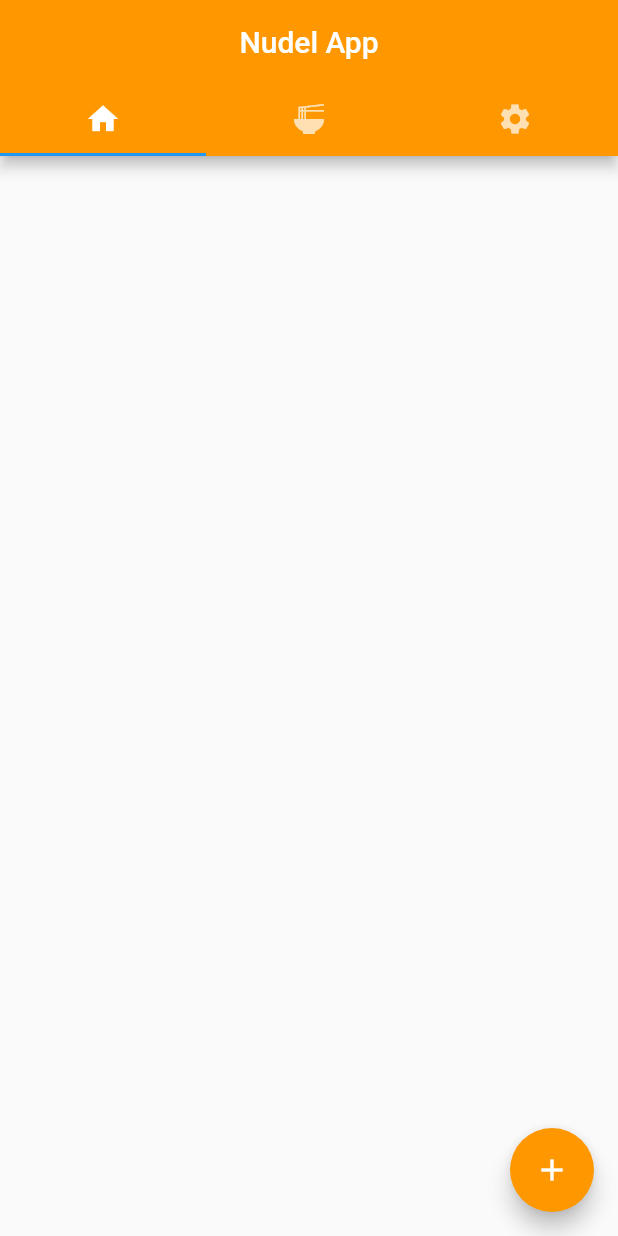
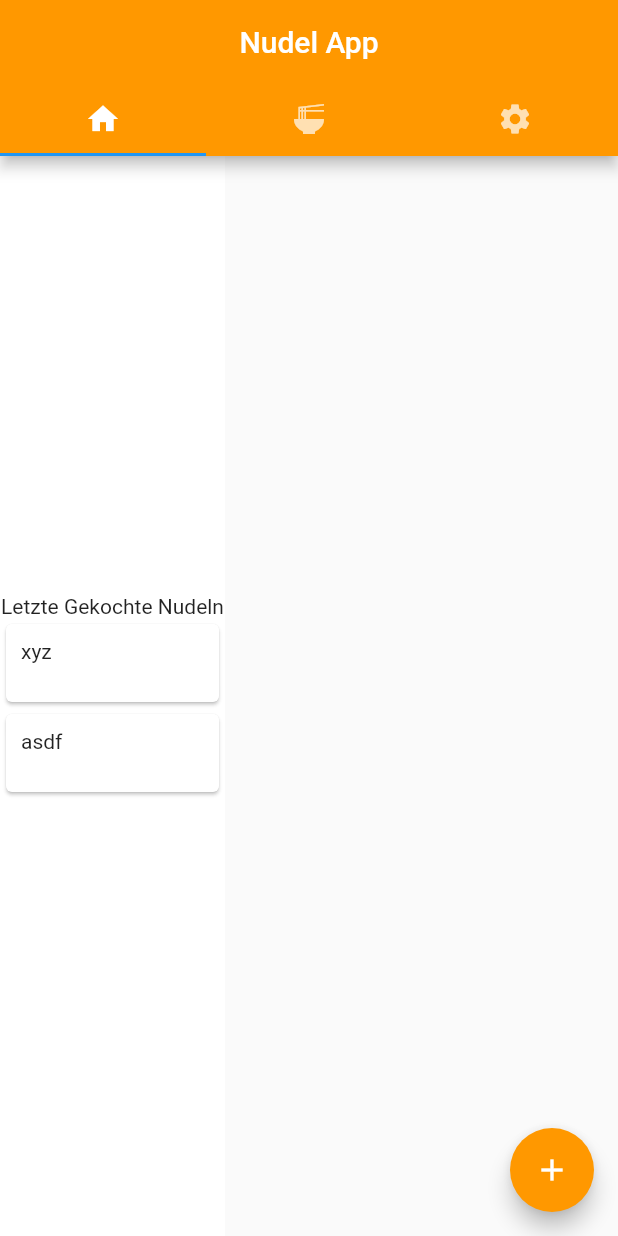
Before and after one commit to Kneschtie/Nudel_App, a Flutter app: the screen it shows after launch, on a phone screen of 412 x 824 dp. Run offline on Flutter 3.47's test engine with Material 2 defaults, Android fonts, the phone set to English and light mode, and no system bars.

Commit message:
erweiterung5

```diff
--- a/nudel_app/lib/page/zuletztgekocht.dart
+++ b/nudel_app/lib/page/zuletztgekocht.dart
@@ -1,6 +1,7 @@
 
 
 import 'package:flutter/material.dart';
+import 'package:nudel_app/widgets.dart';
 
 class page1 extends StatefulWidget{
   @override
@@ -15,6 +16,14 @@ class _page1State extends State<page1> {
       color: Colors.white,
       child:Column
       (
+        mainAxisAlignment: MainAxisAlignment.center,
+        children: [
+          Text('Letzte Gekochte Nudeln'),
+          NudelWidget("xyz"),
+          NudelWidget('asdf'),
+        ],
+
+
 
 
 
--- a/nudel_app/lib/widgets.dart
+++ b/nudel_app/lib/widgets.dart
@@ -31,3 +31,17 @@ Widget customAppBAr (String title) {
             );
 
   }
+
+
+Widget NudelWidget(String xyz){
+  return Container(
+    height: 60,
+    width: 150,
+    child: Card(
+      child: Padding(padding: const EdgeInsets.all(10.0),
+      child: Text(xyz)
+      ),
+      ),
+      );
+
+}
```
